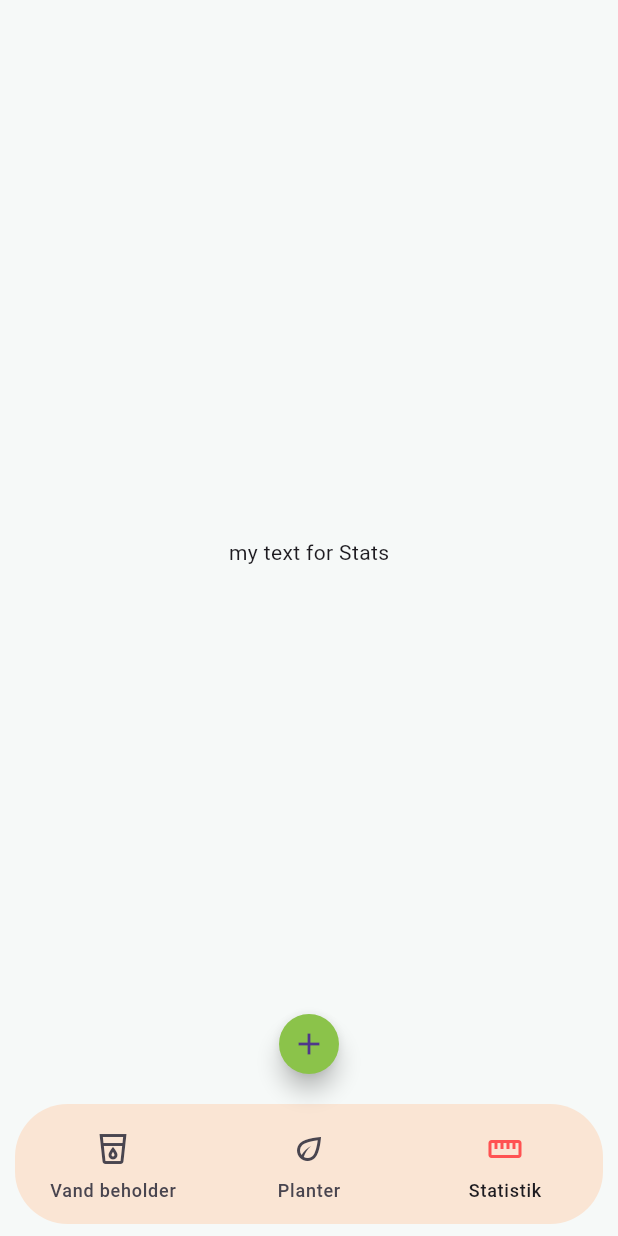
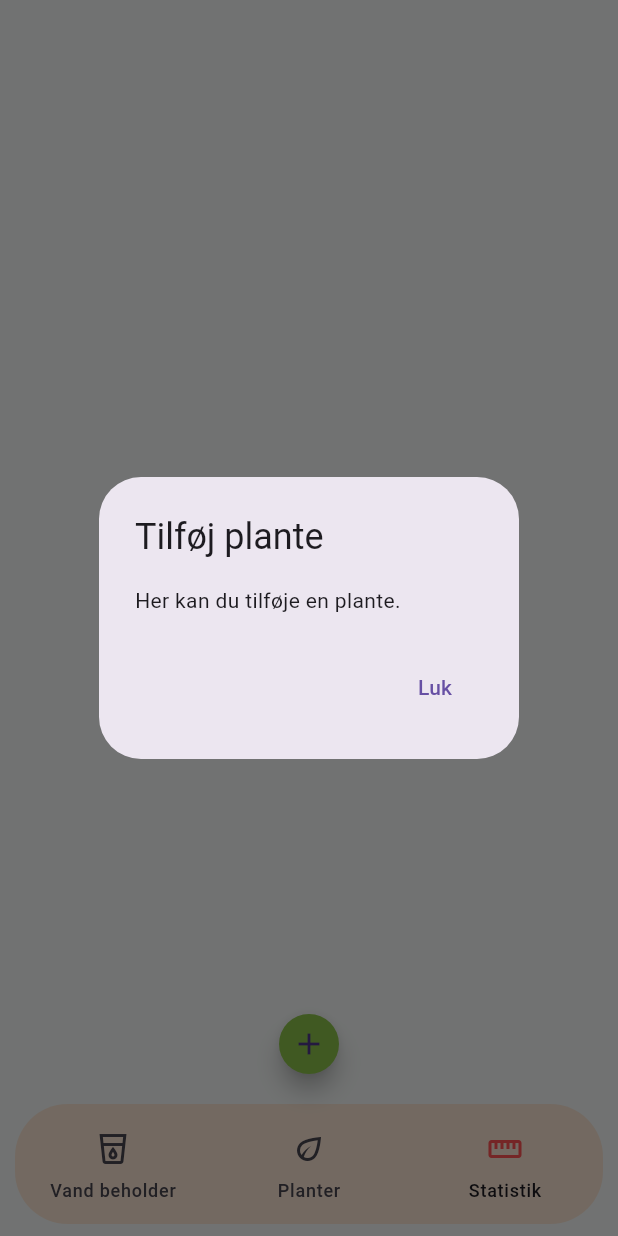
Before and after one commit to helene56/plant_monitor, a Flutter app: the screen it shows after launch, item 3 of the bottom bar chosen, after a tap on the "add" icon, on a phone screen of 412 x 824 dp. Run offline on Flutter 3.47's test engine with Material 3 defaults, Android fonts, the phone set to English and light mode, and no system bars.

Commit message:
add aler box for adding plants to the app

```diff
--- a/lib/main.dart
+++ b/lib/main.dart
@@ -2,9 +2,13 @@ import 'package:flutter/material.dart';
 import 'package:plant_monitor/pages/statistics.dart';
 import 'pages/home.dart';
 import 'pages/water.dart';
+import 'pages/add_plant.dart';
 
 void main() {
-  runApp(const MyApp());
+  runApp(MaterialApp(
+      home: MyApp(),
+      debugShowCheckedModeBanner: false,
+    ),);
 }
 
 class MyApp extends StatefulWidget {
@@ -17,21 +21,15 @@ class MyApp extends StatefulWidget {
 class _MyAppState extends State<MyApp> {
   int currentPageindex = 1;
 
-  final List<Widget> widgetOptions = [
-    MyWater(),
-    MyHome(),
-    MyStats(),
-  ];
+  final List<Widget> widgetOptions = [MyWater(), MyHome(), MyStats()];
 
   @override
   Widget build(BuildContext context) {
-    return MaterialApp(
-      debugShowCheckedModeBanner: false,
-      home: Scaffold(
-        floatingActionButton:
-            FloatingActionButton.small(
+    return Scaffold(
+        floatingActionButton: FloatingActionButton.small(
           onPressed: () {
             // Add your onPressed code here!
+            showDialog(context: context, builder: (context) => AddPlant());
           },
           backgroundColor: Colors.lightGreen,
           shape: CircleBorder(),
@@ -39,11 +37,7 @@ class _MyAppState extends State<MyApp> {
         ),
         floatingActionButtonLocation: FloatingActionButtonLocation.centerFloat,
         bottomNavigationBar: Padding(
-          padding: const EdgeInsets.only(
-            bottom: 8,
-            left: 10,
-            right: 10,
-          ),
+          padding: const EdgeInsets.only(bottom: 8, left: 10, right: 10),
           child: ClipRRect(
             borderRadius: BorderRadius.vertical(
               top: Radius.circular(35),
@@ -51,42 +45,24 @@ class _MyAppState extends State<MyApp> {
             ),
             child: NavigationBar(
               selectedIndex: currentPageindex,
-              backgroundColor: Color.fromARGB(
-                255,
-                250,
-                229,
-                212,
-              ),
-              indicatorColor: Color.fromARGB(
-                255,
-                250,
-                229,
-                212,
-              ),
+              backgroundColor: Color.fromARGB(255, 250, 229, 212),
+              indicatorColor: Color.fromARGB(255, 250, 229, 212),
               destinations: const <Widget>[
                 NavigationDestination(
                   selectedIcon: Icon(
                     Icons.local_drink,
                     color: Colors.blueAccent,
                   ),
-                  icon: Icon(
-                    Icons.local_drink_outlined,
-                  ),
+                  icon: Icon(Icons.local_drink_outlined),
                   label: 'Vand beholder',
                 ),
                 NavigationDestination(
-                  selectedIcon: Icon(
-                    Icons.eco,
-                    color: Colors.green,
-                  ),
+                  selectedIcon: Icon(Icons.eco, color: Colors.green),
                   icon: Icon(Icons.eco_outlined),
                   label: 'Planter',
                 ),
                 NavigationDestination(
-                  selectedIcon: Icon(
-                    Icons.straighten,
-                    color: Colors.redAccent,
-                  ),
+                  selectedIcon: Icon(Icons.straighten, color: Colors.redAccent),
                   icon: Icon(Icons.straighten),
                   label: 'Statistik',
                 ),
@@ -101,7 +77,6 @@ class _MyAppState extends State<MyApp> {
         ),
         backgroundColor: Color(0xfff6f9f8),
         body: widgetOptions[currentPageindex],
-      ),
       );
   }
 }
--- /dev/null
+++ b/lib/pages/add_plant.dart
@@ -0,0 +1,19 @@
+import 'package:flutter/material.dart';
+
+class AddPlant extends StatelessWidget {
+  const AddPlant({super.key});
+
+  @override
+  Widget build(BuildContext context) {
+    return AlertDialog(
+      title: Text('Tilføj plante'),
+      content: Text('Her kan du tilføje en plante.'),
+      actions: [
+        TextButton(
+          onPressed: () => Navigator.of(context).pop(),
+          child: Text('Luk'),
+        ),
+      ],
+    );
+  }
+}
```
Lines whose indentation alone changed are shown as unchanged.
